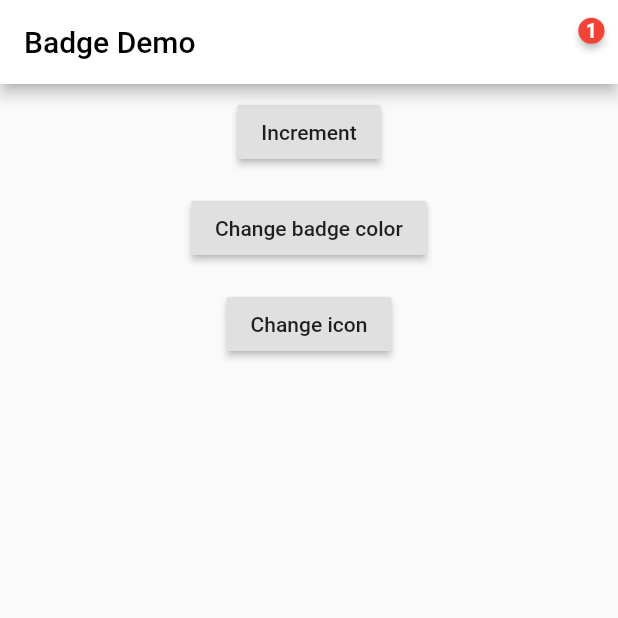
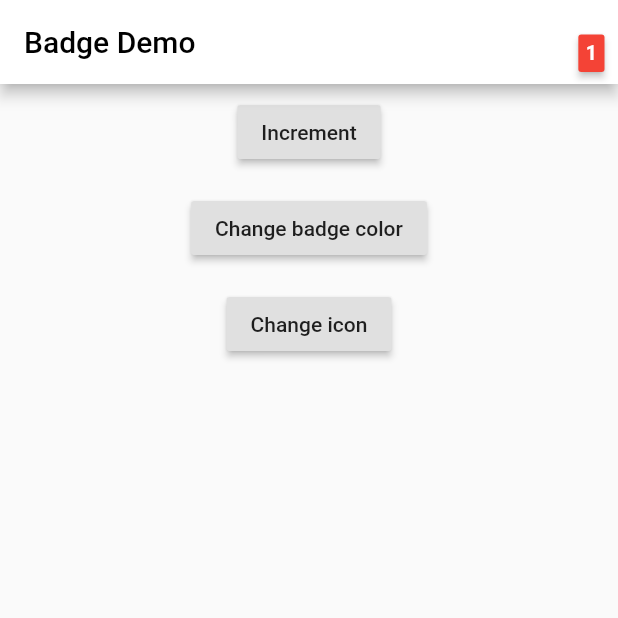
Before and after one commit to yako-dev/flutter_badges, a Flutter app: the screen it shows after launch, after a tap on "Increment", on a phone screen of 412 x 824 dp, the top half of it. Run offline on Flutter 3.47's test engine with Material 2 defaults, Android fonts, the phone set to English and light mode, and no system bars.

Commit message:
Added shapes and positions

```diff
--- a/example/lib/main.dart
+++ b/example/lib/main.dart
@@ -63,9 +63,9 @@ class _MyHomePageState extends State<MyHomePage> {
             BadgeIconButton(
                 itemCount: _counter,
                 badgeColor: _color,
-                badgeTextColor: Colors.white,
                 icon: _icon,
-                toAnimate: false,
+                shape: BadgeShape.card,
+                position: BadgePosition.bottomRight,
                 onPressed: () {}),
           ],
         ),
--- a/lib/badges.dart
+++ b/lib/badges.dart
@@ -1 +1,4 @@
 export 'src/badge_icon_button.dart';
+export 'src/badge_position.dart';
+export 'src/badge_positions.dart';
+export 'src/badge_shape.dart';
--- a/lib/src/badge_icon_button.dart
+++ b/lib/src/badge_icon_button.dart
@@ -1,15 +1,20 @@
 library badges;
 
+import 'package:badges/src/badge_position.dart';
+import 'package:badges/src/badge_positions.dart';
+import 'package:badges/src/badge_shape.dart';
 import 'package:flutter/material.dart';
 
 class BadgeIconButton extends StatefulWidget {
   final VoidCallback onPressed;
   final int itemCount;
   final Color badgeColor;
-  final Color badgeTextColor;
   final Icon icon;
   final bool hideZeroCount;
   final bool toAnimate;
+  final BadgePosition position;
+  final BadgeShape shape;
+  final TextStyle textStyle;
 
   BadgeIconButton(
       {Key key,
@@ -18,11 +23,16 @@ class BadgeIconButton extends StatefulWidget {
       this.onPressed,
       this.hideZeroCount: true,
       this.badgeColor: Colors.red,
-      this.badgeTextColor: Colors.white,
-      this.toAnimate: true})
+      this.toAnimate: true,
+      this.position: BadgePosition.topRight,
+      this.shape: BadgeShape.circle,
+      this.textStyle: const TextStyle(
+        fontSize: 13.0,
+        color: Colors.white,
+        fontWeight: FontWeight.bold,
+      )})
       : assert(itemCount >= 0),
         assert(badgeColor != null),
-        assert(badgeTextColor != null),
         super(key: key);
 
   @override
@@ -55,10 +65,9 @@ class BadgeIconButtonState extends State<BadgeIconButton>
           overflow: Overflow.visible,
           children: [
             widget.icon,
-            Positioned(
-              top: -8.0,
-              right: -3.0,
-              child: widget.toAnimate == true
+            BadgePositioned(
+              position: widget.position,
+              child: widget.toAnimate
                   ? SlideTransition(
                       position: _badgePositionTween.animate(_animation),
                       child: _getBadge())
@@ -71,18 +80,16 @@ class BadgeIconButtonState extends State<BadgeIconButton>
 
   Widget _getBadge() {
     return Material(
-        type: MaterialType.circle,
+        type: widget.shape == BadgeShape.circle
+            ? MaterialType.circle
+            : MaterialType.card,
         elevation: 2.0,
         color: widget.badgeColor,
         child: Padding(
           padding: const EdgeInsets.all(5.0),
           child: Text(
             widget.itemCount.toString(),
-            style: TextStyle(
-              fontSize: 13.0,
-              color: widget.badgeTextColor,
-              fontWeight: FontWeight.bold,
-            ),
+            style: widget.textStyle,
           ),
         ));
   }
--- /dev/null
+++ b/lib/src/badge_position.dart
@@ -0,0 +1 @@
+enum BadgePosition { topLeft, topRight, center, bottomRight, bottomLeft }
--- /dev/null
+++ b/lib/src/badge_positions.dart
@@ -0,0 +1,27 @@
+import 'package:badges/src/badge_position.dart';
+import 'package:flutter/widgets.dart';
+
+class BadgePositioned extends StatelessWidget {
+  final Widget child;
+  final BadgePosition position;
+
+  const BadgePositioned({Key key, this.position, this.child}) : super(key: key);
+
+  @override
+  Widget build(BuildContext context) {
+    switch (position) {
+      case BadgePosition.topLeft:
+        return Positioned(top: -8.0, left: -3.0, child: child);
+      case BadgePosition.topRight:
+        return Positioned(top: -8.0, right: -3.0, child: child);
+      case BadgePosition.center:
+        return Positioned(child: child);
+      case BadgePosition.bottomLeft:
+        return Positioned(bottom: -8.0, left: -3.0, child: child);
+      case BadgePosition.bottomRight:
+        return Positioned(bottom: -8.0, right: -3.0, child: child);
+      default:
+        return Positioned(top: -8.0, right: -3.0, child: child);
+    }
+  }
+}
--- /dev/null
+++ b/lib/src/badge_shape.dart
@@ -0,0 +1 @@
+enum BadgeShape { circle, card }
```
